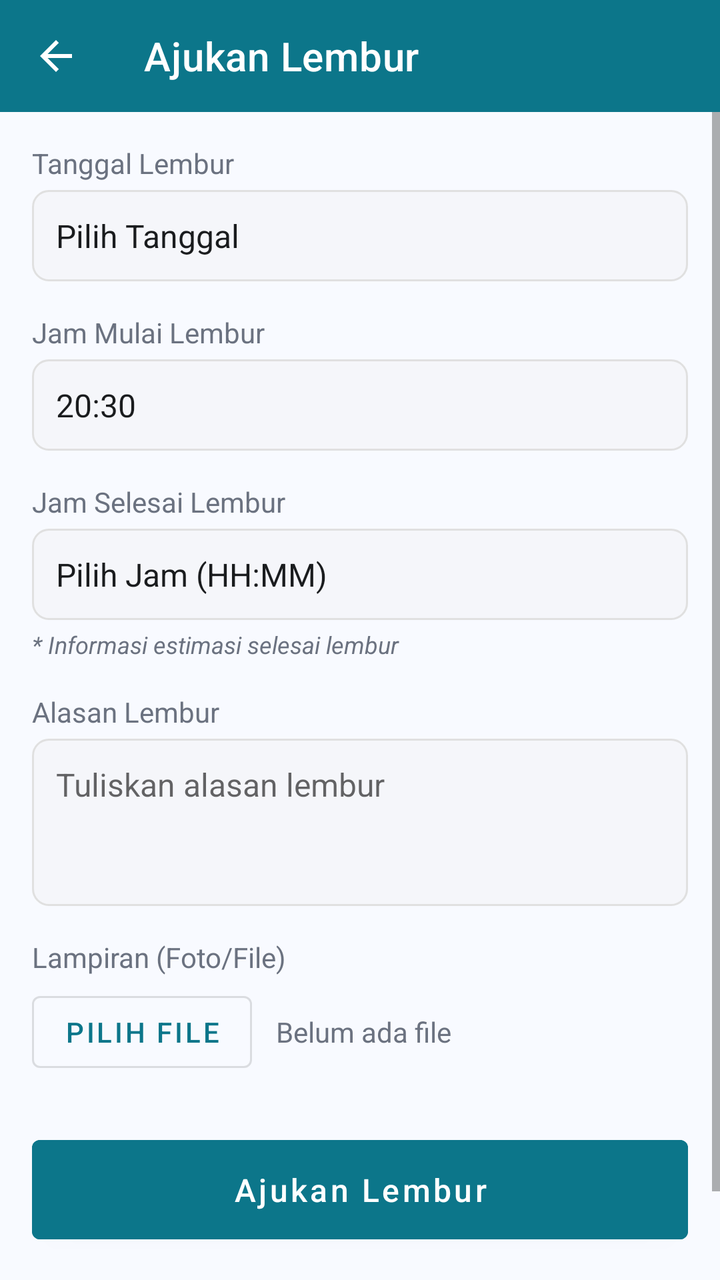
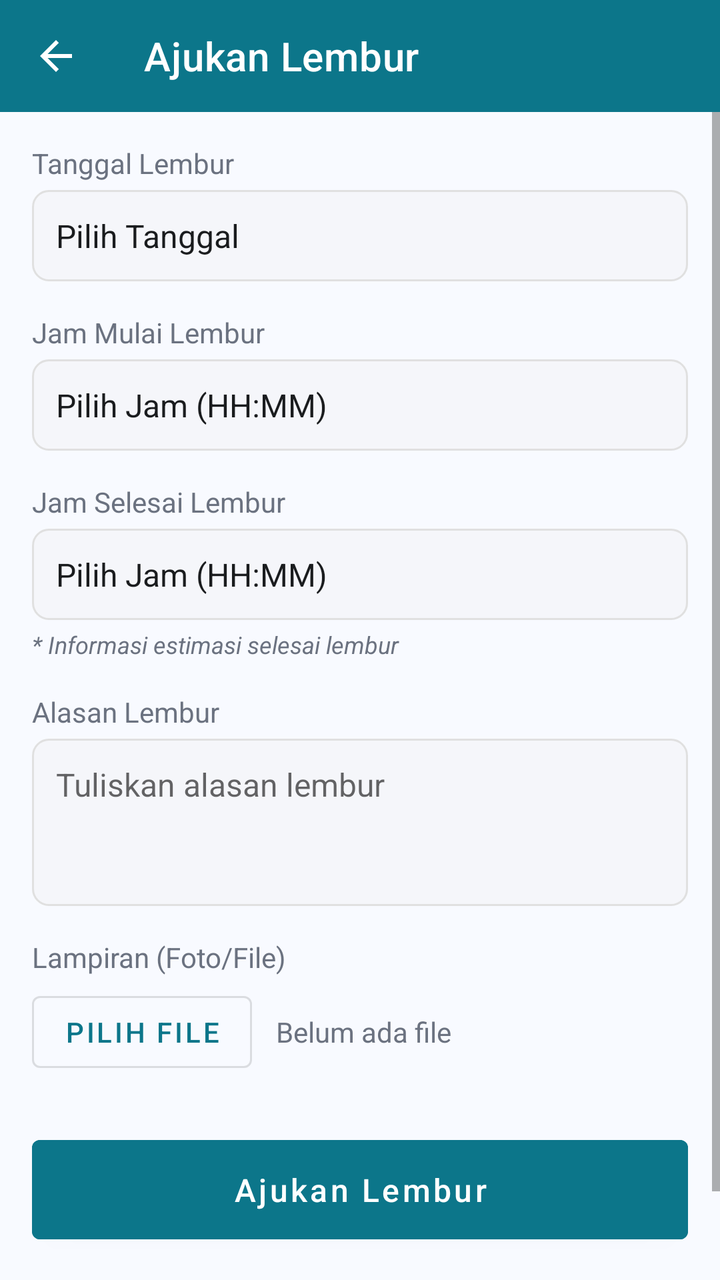

Compare the two renders of this Android layout. The source of the first and the diff that turns it into the second are given below.
<!-- AndroidManifest.xml: application theme Theme.ExtHRMS -->
<!-- res/layout/activity_form_overtime.xml -->
<?xml version="1.0" encoding="utf-8"?>
<LinearLayout xmlns:android="http://schemas.android.com/apk/res/android"
    xmlns:app="http://schemas.android.com/apk/res-auto"
    android:layout_width="match_parent"
    android:layout_height="match_parent"
    android:background="@color/background"
    android:orientation="vertical">

    
    <com.google.android.material.appbar.AppBarLayout
        android:layout_width="match_parent"
        android:layout_height="wrap_content"
        android:background="@color/primary">

        <androidx.appcompat.widget.Toolbar
            android:id="@+id/toolbar"
            android:layout_width="match_parent"
            android:layout_height="?attr/actionBarSize"
            app:title="Ajukan Lembur"
            app:titleTextColor="@color/white"
            app:navigationIcon="@drawable/ic_arrow_back" />
    </com.google.android.material.appbar.AppBarLayout>

    <ScrollView
        android:layout_width="match_parent"
        android:layout_height="match_parent"
        android:fillViewport="true">

        <LinearLayout
            android:layout_width="match_parent"
            android:layout_height="wrap_content"
            android:orientation="vertical"
            android:padding="16dp">

            <TextView
                android:layout_width="wrap_content"
                android:layout_height="wrap_content"
                android:text="Tanggal Lembur"
                android:textColor="@color/text_grey"
                android:textSize="14sp"
                android:layout_marginBottom="4dp"/>

            <TextView
                android:id="@+id/tvDate"
                android:layout_width="match_parent"
                android:layout_height="wrap_content"
                android:background="@drawable/bg_edittext"
                android:padding="12dp"
                android:text="Pilih Tanggal"
                android:textColor="@color/black"
                android:textSize="16sp"
                android:layout_marginBottom="16dp"/>

            
            <TextView
                android:layout_width="wrap_content"
                android:layout_height="wrap_content"
                android:text="Jam Mulai Lembur"
                android:textColor="@color/text_grey"
                android:textSize="14sp"
                android:layout_marginBottom="4dp"/>

            <TextView
                android:id="@+id/tvStartTime"
                android:layout_width="match_parent"
                android:layout_height="wrap_content"
                android:background="@drawable/bg_edittext"
                android:padding="12dp"
                android:text="20:30"
                android:textColor="@color/black"
                android:textSize="16sp"
                android:layout_marginBottom="16dp"/>

            
            <TextView
                android:layout_width="wrap_content"
                android:layout_height="wrap_content"
                android:text="Jam Selesai Lembur"
                android:textColor="@color/text_grey"
                android:textSize="14sp"
                android:layout_marginBottom="4dp"/>

            <TextView
                android:id="@+id/tvEndTime"
                android:layout_width="match_parent"
                android:layout_height="wrap_content"
                android:background="@drawable/bg_edittext"
                android:padding="12dp"
                android:text="Pilih Jam (HH:MM)"
                android:textColor="@color/black"
                android:textSize="16sp"
                android:layout_marginBottom="4dp"/>

            <TextView
                android:layout_width="match_parent"
                android:layout_height="wrap_content"
                android:text="* Informasi estimasi selesai lembur"
                android:textColor="@color/text_grey"
                android:textSize="12sp"
                android:textStyle="italic"
                android:layout_marginBottom="16dp"/>

            
            <TextView
                android:layout_width="wrap_content"
                android:layout_height="wrap_content"
                android:text="Alasan Lembur"
                android:textColor="@color/text_grey"
                android:textSize="14sp"
                android:layout_marginBottom="4dp"/>

            <EditText
                android:id="@+id/etReason"
                android:layout_width="match_parent"
                android:layout_height="wrap_content"
                android:background="@drawable/bg_edittext"
                android:gravity="top|start"
                android:hint="Tuliskan alasan lembur"
                android:inputType="textMultiLine"
                android:lines="3"
                android:padding="12dp"
                android:textColor="@color/black"
                android:textSize="16sp"
                android:layout_marginBottom="16dp"/>

            
            <TextView
                android:layout_width="wrap_content"
                android:layout_height="wrap_content"
                android:text="Lampiran (Foto/File)"
                android:textColor="@color/text_grey"
                android:textSize="14sp"
                android:layout_marginBottom="4dp"/>

            <LinearLayout
                android:layout_width="match_parent"
                android:layout_height="wrap_content"
                android:orientation="horizontal"
                android:gravity="center_vertical"
                android:layout_marginBottom="24dp">
                
                <com.google.android.material.button.MaterialButton
                    android:id="@+id/btnUpload"
                    android:layout_width="wrap_content"
                    android:layout_height="wrap_content"
                    android:text="Pilih File"
                    style="@style/Widget.MaterialComponents.Button.OutlinedButton"
                    android:layout_marginEnd="12dp" />
                    
                <TextView
                    android:id="@+id/tvFileName"
                    android:layout_width="0dp"
                    android:layout_weight="1"
                    android:layout_height="wrap_content"
                    android:text="Belum ada file"
                    android:textColor="@color/text_grey"
                    android:textSize="14sp"
                    android:ellipsize="middle"
                    android:singleLine="true"/>
            </LinearLayout>

            <Button
                android:id="@+id/btnSubmit"
                android:layout_width="match_parent"
                android:layout_height="wrap_content"
                android:backgroundTint="@color/primary"
                android:padding="14dp"
                android:text="Ajukan Lembur"
                android:textAllCaps="false"
                android:textColor="@color/white"
                android:textSize="16sp" />
                
            <TextView
                android:layout_width="match_parent"
                android:layout_height="wrap_content"
                android:layout_marginTop="16dp"
                android:text="*Catatan: Jam mulai lembur akan otomatis menggunakan settingan dari Shift reguler Anda hari ini."
                android:textColor="@color/text_grey"
                android:textSize="12sp"
                android:gravity="center"/>
                
        </LinearLayout>
    </ScrollView>
</LinearLayout>
<!-- resources referenced by this layout -->
<resources>
  <color name="background">#F8FAFF</color>
  <color name="black">#1A1C1E</color>
  <color name="primary">#0c768a</color>
  <color name="text_grey">#6B7280</color>
  <color name="white">#FFFFFF</color>
  <!-- drawable bg_edittext (drawable) -->
  <?xml version="1.0" encoding="utf-8"?>
  <shape xmlns:android="http://schemas.android.com/apk/res/android"
      android:shape="rectangle">
      <solid android:color="#F5F6FA" />
      <corners android:radius="8dp" />
      <stroke
          android:width="1dp"
          android:color="#E0E0E0" />
  </shape>
  <!-- drawable ic_arrow_back (drawable) -->
  <vector xmlns:android="http://schemas.android.com/apk/res/android"
      android:width="24dp"
      android:height="24dp"
      android:viewportWidth="24"
      android:viewportHeight="24"
      android:tint="#FFFFFF">
    <path
        android:fillColor="@android:color/white"
        android:pathData="M20,11H7.83l5.59,-5.59L12,4l-8,8 8,8 1.41,-1.41L7.83,13H20v-2z"/>
  </vector>
  <style name="Theme.ExtHRMS" parent="Theme.MaterialComponents.Light.NoActionBar">
          <item name="colorPrimary">@color/primary</item>
          <item name="colorPrimaryVariant">@color/primary_variant</item>
          <item name="colorOnPrimary">@color/white</item>
          <item name="android:windowBackground">@color/background</item>
      </style>
  <color name="primary_variant">#0A6A7C</color>
</resources>

<!-- the commit's change to res/layout/activity_form_overtime.xml (unified diff, before → after) -->
@@ -66,7 +66,7 @@
                 android:layout_height="wrap_content"
                 android:background="@drawable/bg_edittext"
                 android:padding="12dp"
-                android:text="20:30"
+                android:text="Pilih Jam (HH:MM)"
                 android:textColor="@color/black"
                 android:textSize="16sp"
                 android:layout_marginBottom="16dp"/>
